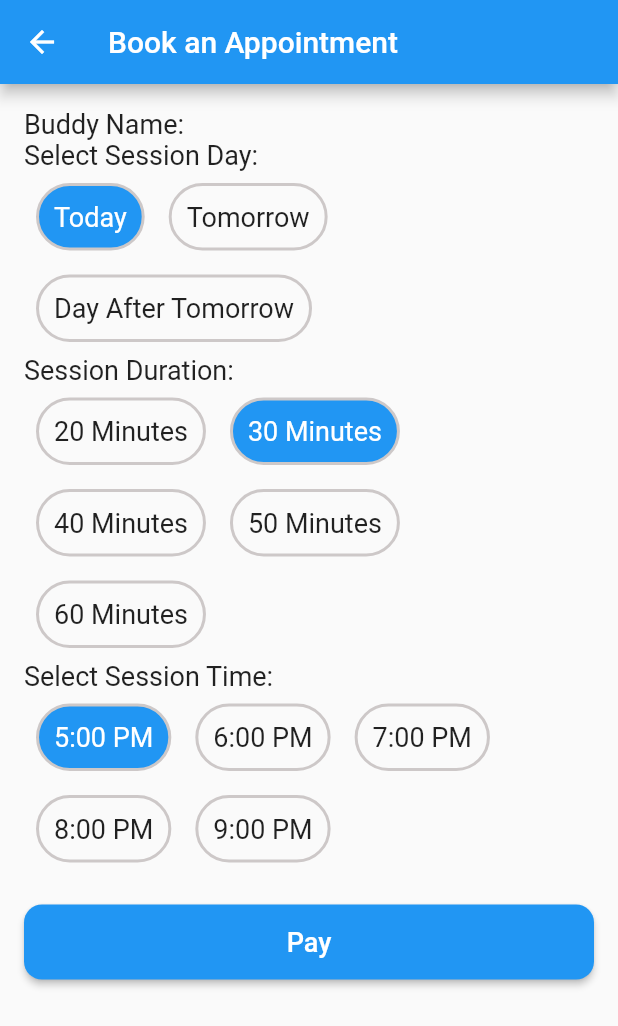
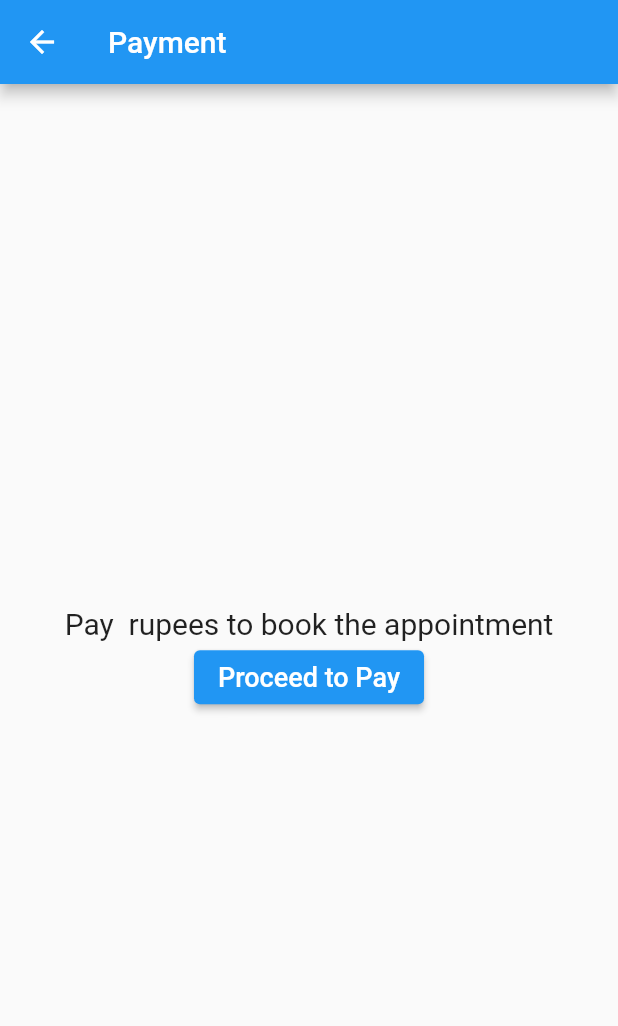
Before and after one commit to Mohamedkaif10/Mentorbee, a Flutter app: the BookAppointmentPage screen opened directly with empty values, after a tap on "Pay", on a phone screen of 412 x 824 dp. Shown: the top 1026 px of the screen. Run offline on Flutter 3.47's test engine with Material 2 defaults, Android fonts, the phone set to English and light mode, and no system bars; missing offline and left inert: upi_india.

Commit message:
initiated payment gateway

```diff
--- a/client/lib/bookapnmt.dart
+++ b/client/lib/bookapnmt.dart
@@ -1,9 +1,11 @@
 import 'package:flutter/material.dart';
+import 'payment_page.dart';
 
 class BookAppointmentPage extends StatefulWidget {
   final Map<String, dynamic> buddyDetails;
+  final String sessionPrice;
 
-  BookAppointmentPage({required this.buddyDetails});
+   BookAppointmentPage({required this.buddyDetails,  this.sessionPrice=''});
 
   @override
   _BookAppointmentPageState createState() => _BookAppointmentPageState();
@@ -37,10 +39,10 @@ class _BookAppointmentPageState extends State<BookAppointmentPage> {
             width: 2.0,
           ),
         ),
-
         child: Text(
           text,
-          style: TextStyle(fontSize: 18, color: isSelected ? Colors.white : null),
+          style:
+              TextStyle(fontSize: 18, color: isSelected ? Colors.white : null),
         ),
       ),
     );
@@ -67,7 +69,6 @@ class _BookAppointmentPageState extends State<BookAppointmentPage> {
                 style: TextStyle(fontSize: 18),
               ),
               Row(
-
                 children: [
                   getGestureContainer('Today', () {
                     setState(() {
@@ -157,14 +158,23 @@ class _BookAppointmentPageState extends State<BookAppointmentPage> {
               SizedBox(height: 20),
               ElevatedButton(
                 style: ButtonStyle(
-    minimumSize: MaterialStateProperty.all(Size(double.infinity, 50)),
+                  minimumSize:
+                      MaterialStateProperty.all(Size(double.infinity, 50)),
                   shape: MaterialStateProperty.all<RoundedRectangleBorder>(
                     RoundedRectangleBorder(
-        borderRadius: BorderRadius.circular(12.0), // Change the border radius here
+                      borderRadius: BorderRadius.circular(
+                          12.0), // Change the border radius here
                     ),
                   ),
                 ),
                 onPressed: () {
+                  Navigator.push(
+                    context,
+                    MaterialPageRoute(
+                      builder: (context) =>
+                          PaymentPage (amount:sessionPrice),
+                    ),
+                  );
                   // Add your appointment booking logic here
                 },
                 child: Text('Pay', style: TextStyle(fontSize: 18)),
--- /dev/null
+++ b/client/lib/payment_page.dart
@@ -0,0 +1,74 @@
+import 'package:flutter/material.dart';
+import 'package:upi_india/upi_india.dart';
+
+class PaymentPage extends StatefulWidget {
+  final String amount;
+
+  PaymentPage({required this.amount});
+
+  @override
+  _PaymentPageState createState() => _PaymentPageState();
+}
+class _PaymentPageState extends State<PaymentPage> {
+  UpiIndia _upiIndia = UpiIndia();
+  List<UpiApp>? apps;
+
+  @override
+  void initState() {
+    super.initState();
+    _loadUpiApps();
+  }
+
+Future<UpiResponse> initiateTransaction(UpiApp app) async {
+    return _upiIndia.startTransaction(
+      app: app,
+      receiverUpiId: "9078600498@ybl",
+      receiverName: 'Md Azharuddin',
+      transactionRefId: 'TestingUpiIndiaPlugin',
+      transactionNote: 'Not actual. Just an example.',
+      amount: double.parse(widget.amount), // Parse the amount to a double
+    );
+  }
+  Future<void> _loadUpiApps() async {
+    try {
+      List<UpiApp>? result = await _upiIndia.getAllUpiApps(mandatoryTransactionId: false);
+      if (result != null) {
+        setState(() {
+          apps = result;
+        });
+      }
+    } catch (e) {
+      setState(() {
+        apps = [];
+      });
+    }
+  }
+
+  @override
+  Widget build(BuildContext context) {
+    return Scaffold(
+      appBar: AppBar(
+        title: Text('Payment'),
+      ),
+      body: Center(
+        child: Column(
+          mainAxisAlignment: MainAxisAlignment.center,
+          children: [
+            Text(
+              'Pay ${widget.amount} rupees to book the appointment',
+              style: TextStyle(fontSize: 20),
+            ),
+            ElevatedButton(
+              onPressed: () {
+                // Example initiation of the UPI transaction
+                initiateTransaction(UpiApp.googlePay);
+              },
+              child: Text('Proceed to Pay', style: TextStyle(fontSize: 18)),
+            ),
+            // Additional widgets and logic
+          ],
+        ),
+      ),
+    );
+  }
+}
--- a/client/pubspec.yaml
+++ b/client/pubspec.yaml
@@ -33,6 +33,7 @@ dependencies:
   http: ^1.1.0
   standard_searchbar: ^2.0.3
   material_floating_search_bar: ^0.3.7
+  upi_india: ^3.0.1
 
   # The following adds the Cupertino Icons font to your application.
   # Use with the CupertinoIcons class for iOS style icons.
```
Also changed, not shown: client/pubspec.lock, 9 other files. Lines whose indentation alone changed are shown as unchanged.
